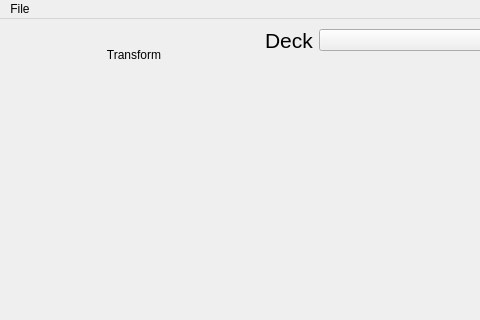
Qt form res/window.ui (Jerakin/Moxsafe) before a commit; both pictures show x 0 to 480 and y 0 to 320 of the 1003 by 678 pixel window.
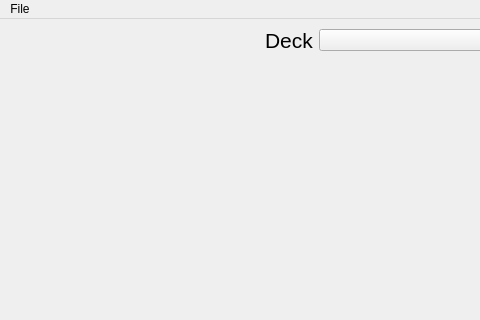
The same form after that commit.

Commit message: removed transform label

Patch:
```diff
--- a/res/window.ui
+++ b/res/window.ui
@@ -33,16 +33,6 @@
         </property>
        </widget>
       </item>
-      <item>
-       <widget class="QLabel" name="label">
-        <property name="text">
-         <string>Transform</string>
-        </property>
-        <property name="alignment">
-         <set>Qt::AlignCenter</set>
-        </property>
-       </widget>
-      </item>
       <item>
        <spacer name="verticalSpacer">
         <property name="orientation">
```
